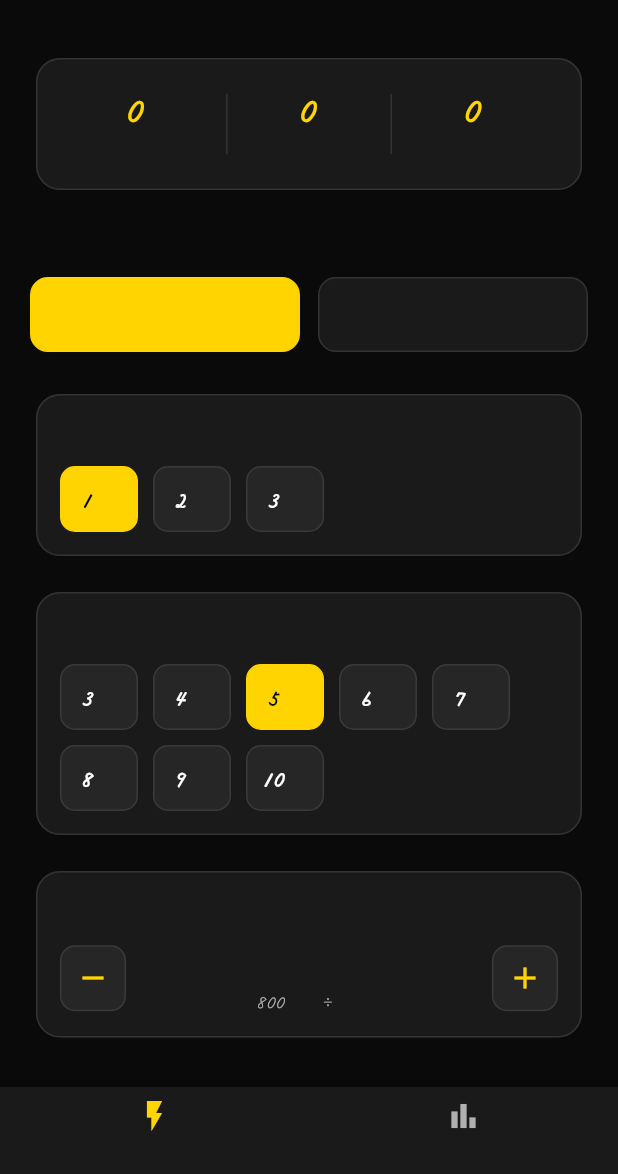
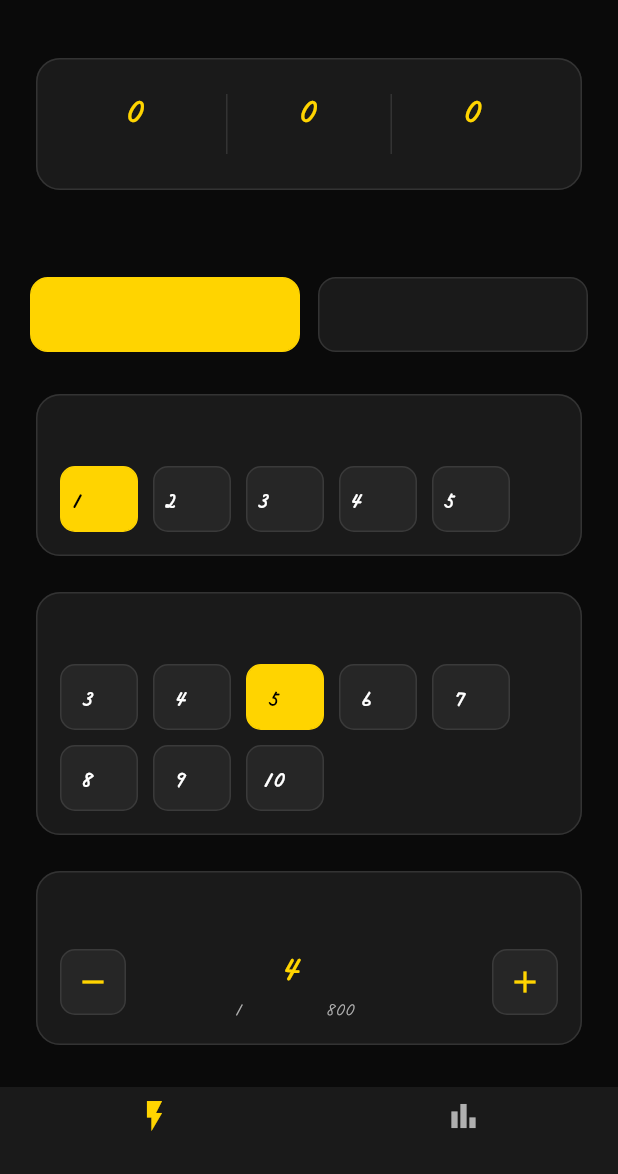
Before and after one commit to iha-soroban/---, a Flutter app: the screen it shows after launch, on a phone screen of 412 x 824 dp, the part 62-1236 px from its top. Run offline on Flutter 3.47's test engine with Material 3 defaults, Android fonts, the phone set to English and light mode, and no system bars; our stand-ins replace hive_flutter; accounts and stored records are empty.

Commit message:
genspark auto-backup

```diff
--- a/lib/models/training_settings.dart
+++ b/lib/models/training_settings.dart
@@ -6,28 +6,31 @@ enum OperationMode {
 
 /// フラッシュ暗算のトレーニング設定
 class TrainingSettings {
-  final int digitCount; // 桁数 (1~3)
-  final int flashCount; // 表示個数 (3~10)
-  final double flashSpeedMs; // 1個あたりの表示時間(ミリ秒) 200~1500
+  final int digitCount; // 桁数 (1~5)
+  final int flashCount; // 表示口数 (3~10)
+  final double totalDurationSeconds; // 全体の表示時間(秒) 2~20
   final OperationMode operationMode; // 出題形式
 
   const TrainingSettings({
     this.digitCount = 1,
     this.flashCount = 5,
-    this.flashSpeedMs = 800,
+    this.totalDurationSeconds = 4,
     this.operationMode = OperationMode.additionOnly,
   });
+
+  /// 1口あたりの表示時間(ミリ秒)。全体時間を口数で割って算出。
+  double get flashSpeedMs => (totalDurationSeconds * 1000) / flashCount;
 
   TrainingSettings copyWith({
     int? digitCount,
     int? flashCount,
-    double? flashSpeedMs,
+    double? totalDurationSeconds,
     OperationMode? operationMode,
   }) {
     return TrainingSettings(
       digitCount: digitCount ?? this.digitCount,
       flashCount: flashCount ?? this.flashCount,
-      flashSpeedMs: flashSpeedMs ?? this.flashSpeedMs,
+      totalDurationSeconds: totalDurationSeconds ?? this.totalDurationSeconds,
       operationMode: operationMode ?? this.operationMode,
     );
   }
@@ -36,7 +39,7 @@ class TrainingSettings {
     return {
       'digitCount': digitCount,
       'flashCount': flashCount,
-      'flashSpeedMs': flashSpeedMs,
+      'totalDurationSeconds': totalDurationSeconds,
       'operationMode': operationMode.index,
     };
   }
@@ -45,16 +48,18 @@ class TrainingSettings {
     return TrainingSettings(
       digitCount: map['digitCount'] as int? ?? 1,
       flashCount: map['flashCount'] as int? ?? 5,
-      flashSpeedMs: (map['flashSpeedMs'] as num?)?.toDouble() ?? 800,
+      totalDurationSeconds:
+          (map['totalDurationSeconds'] as num?)?.toDouble() ?? 4,
       operationMode:
           OperationMode.values[map['operationMode'] as int? ?? 0],
     );
   }
 
-  String get speedLabel {
-    if (flashSpeedMs >= 1200) return 'ゆっくり';
-    if (flashSpeedMs >= 700) return 'ふつう';
-    if (flashSpeedMs >= 400) return 'はやい';
-    return '最速';
+  String get durationLabel {
+    // 0.5秒単位で表示。整数なら小数点なしで表示。
+    if (totalDurationSeconds == totalDurationSeconds.roundToDouble()) {
+      return '${totalDurationSeconds.round()}秒';
+    }
+    return '${totalDurationSeconds.toStringAsFixed(1)}秒';
   }
 }
--- a/lib/screens/home_screen.dart
+++ b/lib/screens/home_screen.dart
@@ -85,8 +85,8 @@ class _HomeContent extends StatelessWidget {
               const SizedBox(height: 24),
               _buildChipSelectorCard(
                 label: '桁数',
-                options: const [1, 2, 3],
-                optionLabel: (v) => '$v桁',
+                options: const [1, 2, 3, 4, 5],
+                optionLabel: (v) => '$vケタ',
                 selectedValue: settings.digitCount,
                 onSelect: (v) => appState.updateSettings(
                   settings.copyWith(digitCount: v),
@@ -94,16 +94,16 @@ class _HomeContent extends StatelessWidget {
               ),
               const SizedBox(height: 16),
               _buildChipSelectorCard(
-                label: '表示個数',
+                label: '口数',
                 options: const [3, 4, 5, 6, 7, 8, 9, 10],
-                optionLabel: (v) => '$v個',
+                optionLabel: (v) => '$v口',
                 selectedValue: settings.flashCount,
                 onSelect: (v) => appState.updateSettings(
                   settings.copyWith(flashCount: v),
                 ),
               ),
               const SizedBox(height: 16),
-              _buildSpeedStepperCard(context, appState, settings),
+              _buildDurationStepperCard(context, appState, settings),
               const SizedBox(height: 36),
               SizedBox(
                 width: double.infinity,
@@ -317,15 +317,15 @@ class _HomeContent extends StatelessWidget {
     );
   }
 
-  /// 表示スピードは +/- ボタンのステッパー式で調整(タップ操作のみで確実に動く)
-  Widget _buildSpeedStepperCard(
+  /// 表示スピードは全体の表示時間(秒)を +/- ボタンで調整(0.5秒刻み)
+  Widget _buildDurationStepperCard(
     BuildContext context,
     AppState appState,
     TrainingSettings settings,
   ) {
-    const double step = 100;
-    const double minSpeed = 200;
-    const double maxSpeed = 1500;
+    const double step = 0.5;
+    const double minDuration = 2;
+    const double maxDuration = 20;
 
     return Card(
       child: Padding(
@@ -334,7 +334,7 @@ class _HomeContent extends StatelessWidget {
           crossAxisAlignment: CrossAxisAlignment.start,
           children: [
             const Text(
-              '表示スピード',
+              '表示スピード(全体の時間)',
               style: TextStyle(
                 color: AppTheme.textSecondary,
                 fontSize: 14,
@@ -346,12 +346,12 @@ class _HomeContent extends StatelessWidget {
               children: [
                 _speedButton(
                   icon: Icons.remove,
-                  enabled: settings.flashSpeedMs > minSpeed,
+                  enabled: settings.totalDurationSeconds > minDuration,
                   onTap: () {
-                    final newVal =
-                        (settings.flashSpeedMs - step).clamp(minSpeed, maxSpeed);
+                    final newVal = (settings.totalDurationSeconds - step)
+                        .clamp(minDuration, maxDuration);
                     appState.updateSettings(
-                      settings.copyWith(flashSpeedMs: newVal),
+                      settings.copyWith(totalDurationSeconds: newVal),
                     );
                   },
                 ),
@@ -359,16 +359,16 @@ class _HomeContent extends StatelessWidget {
                   child: Column(
                     children: [
                       Text(
-                        settings.speedLabel,
+                        settings.durationLabel,
                         style: const TextStyle(
                           color: AppTheme.primaryYellow,
-                          fontSize: 18,
+                          fontSize: 22,
                           fontWeight: FontWeight.bold,
                         ),
                       ),
                       const SizedBox(height: 4),
                       Text(
-                        '${settings.flashSpeedMs.round()} ms / 個',
+                        '1口あたり ${settings.flashSpeedMs.round()} ms',
                         style: const TextStyle(
                           color: AppTheme.textSecondary,
                           fontSize: 12,
@@ -379,12 +379,12 @@ class _HomeContent extends StatelessWidget {
                 ),
                 _speedButton(
                   icon: Icons.add,
-                  enabled: settings.flashSpeedMs < maxSpeed,
+                  enabled: settings.totalDurationSeconds < maxDuration,
                   onTap: () {
-                    final newVal =
-                        (settings.flashSpeedMs + step).clamp(minSpeed, maxSpeed);
+                    final newVal = (settings.totalDurationSeconds + step)
+                        .clamp(minDuration, maxDuration);
                     appState.updateSettings(
-                      settings.copyWith(flashSpeedMs: newVal),
+                      settings.copyWith(totalDurationSeconds: newVal),
                     );
                   },
                 ),
--- a/lib/screens/training_screen.dart
+++ b/lib/screens/training_screen.dart
@@ -197,7 +197,7 @@ class _TrainingScreenState extends State<TrainingScreen> {
           ),
           const Spacer(),
           Text(
-            '${_settings.digitCount}桁 × ${_settings.flashCount}個',
+            '${_settings.digitCount}ケタ × ${_settings.flashCount}口 (${_settings.durationLabel})',
             style: const TextStyle(
               color: AppTheme.textSecondary,
               fontSize: 13,
```
